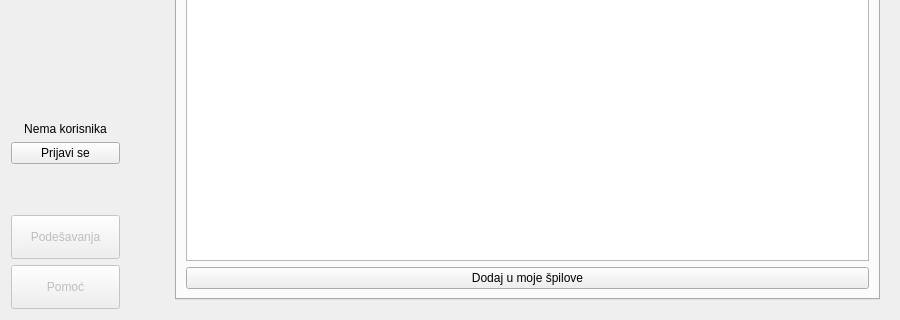
This is app/forms/mainwindow.ui in bogdans55/StudySphere as Qt 5 draws it before an edit; both pictures show x 0 to 900 and y 280 to 600 of the 900 by 600 pixel window. The edited form follows.
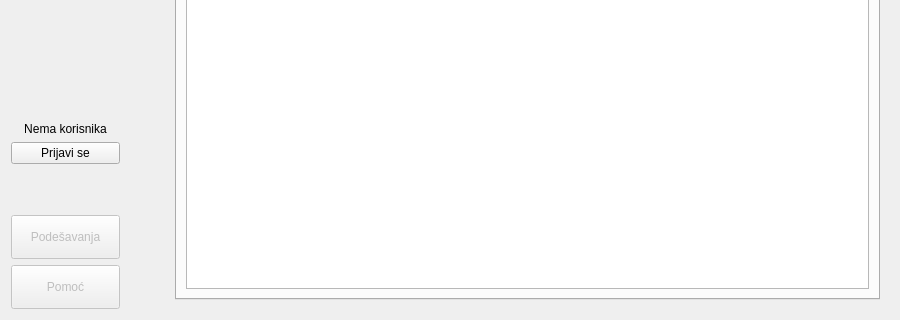
This is the edited form. The open tabs and pages were chosen to show the change. Icons and pictures are not drawn.

Commit message:
Added newly created decks to library
Created signal/slot connection to retrieve deck id, and refactored adding decks to library/browser table

The edit to the form file:
```diff
--- a/app/forms/mainwindow.ui
+++ b/app/forms/mainwindow.ui
@@ -359,13 +359,6 @@
              <row/>
             </widget>
            </item>
-           <item>
-            <widget class="QPushButton" name="pushButton_addToLibrary">
-             <property name="text">
-              <string>Dodaj u moje špilove</string>
-             </property>
-            </widget>
-           </item>
           </layout>
          </widget>
         </widget>
```
Left out of the diff: 2 changed lines with no effect on the pictures. The commit also changes 4 other files.
